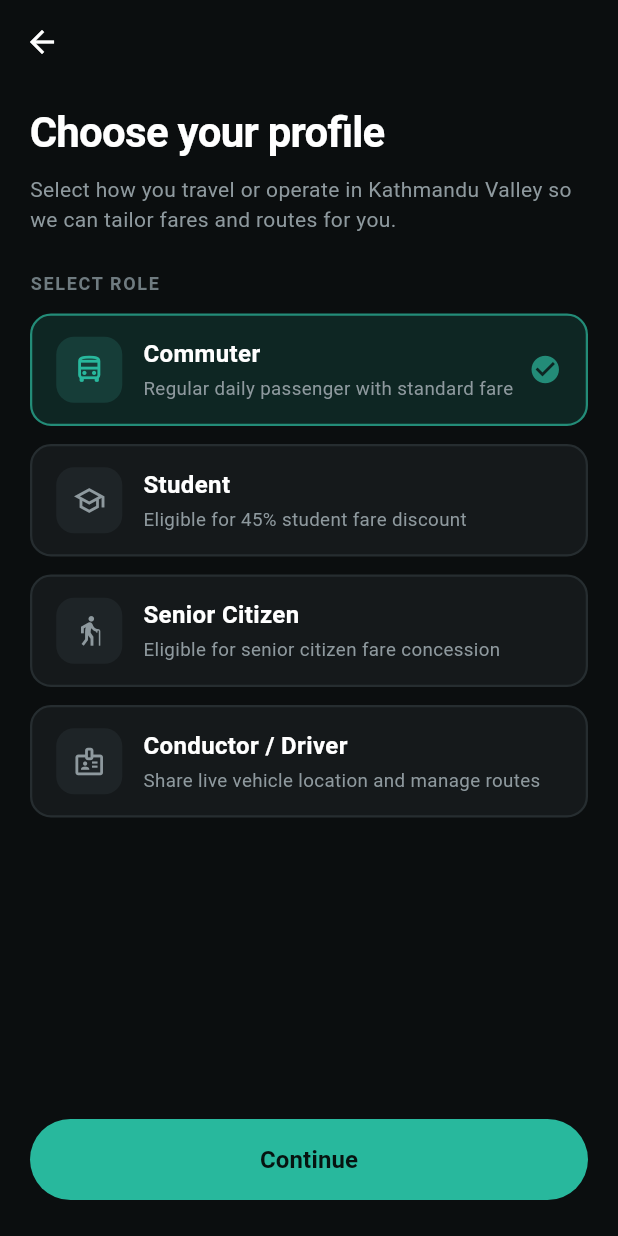
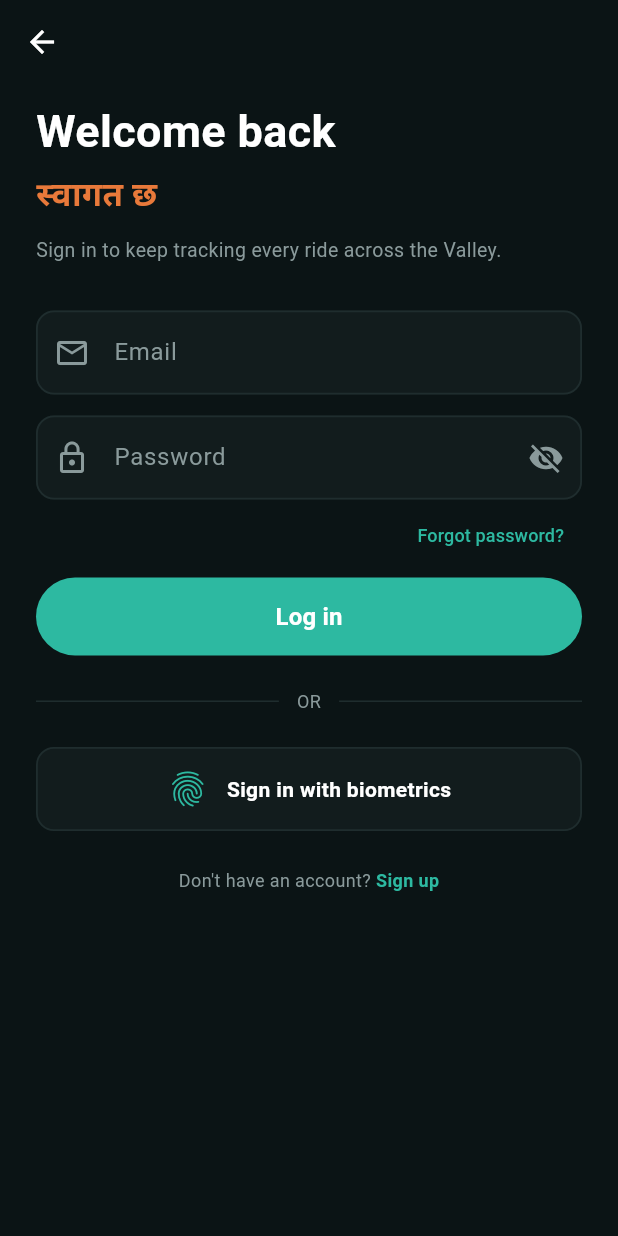
Before and after one commit to Samul2007/SajilYatra, a Flutter app: the RoleSelectScreen screen opened directly, after a tap on "Continue", on a phone screen of 412 x 824 dp. Run offline on Flutter 3.47's test engine with Material 3 defaults, Android fonts, the phone set to English and light mode, and no system bars.

Commit message:
added sign in page

```diff
--- a/lib/main.dart
+++ b/lib/main.dart
@@ -1,5 +1,8 @@
 import 'package:flutter/material.dart';
-import 'package:sajilyatra/view/authentication/language_select.dart';
+import 'view/authentication/language_select.dart';
+// To preview the other screens, swap the `home:` line below:
+// import 'view/authentication/role_select.dart';   -> RoleSelectScreen()
+// import 'view/authentication/login_screen.dart';  -> LoginScreen()
 
 void main() {
   runApp(const MyApp());
--- /dev/null
+++ b/lib/view/authentication/login_screen.dart
@@ -0,0 +1,196 @@
+import 'package:flutter/material.dart';
+
+class LoginScreen extends StatefulWidget {
+  const LoginScreen({super.key});
+
+  @override
+  State<LoginScreen> createState() => _LoginScreenState();
+}
+
+class _LoginScreenState extends State<LoginScreen> {
+  bool _obscure = true;
+
+  static const Color _bg = Color(0xFF0B1415);
+  static const Color _card = Color(0xFF121C1D);
+  static const Color _border = Color(0xFF1F2D2E);
+  static const Color _teal = Color(0xFF2DB9A1);
+  static const Color _orange = Color(0xFFE8793A);
+  static const Color _grey = Color(0xFF8A9A9B);
+
+  InputDecoration _fieldDecoration(String label, IconData icon, {Widget? suffix}) {
+    OutlineInputBorder border(Color c) => OutlineInputBorder(
+      borderRadius: BorderRadius.circular(12),
+      borderSide: BorderSide(color: c, width: 1.2),
+    );
+    return InputDecoration(
+      labelText: label,
+      labelStyle: const TextStyle(color: _grey),
+      prefixIcon: Icon(icon, color: _grey),
+      suffixIcon: suffix,
+      filled: true,
+      fillColor: _card,
+      enabledBorder: border(_border),
+      focusedBorder: border(_teal),
+    );
+  }
+
+  @override
+  Widget build(BuildContext context) {
+    return Scaffold(
+      backgroundColor: _bg,
+      appBar: AppBar(
+        backgroundColor: Colors.transparent,
+        elevation: 0,
+        iconTheme: const IconThemeData(color: Colors.white),
+      ),
+      body: SingleChildScrollView(
+        padding: const EdgeInsets.symmetric(horizontal: 24),
+        child: Column(
+          crossAxisAlignment: CrossAxisAlignment.start,
+          children: [
+            const SizedBox(height: 10),
+            const Text(
+              'Welcome back',
+              style: TextStyle(
+                color: Colors.white,
+                fontSize: 30,
+                fontWeight: FontWeight.bold,
+              ),
+            ),
+            const SizedBox(height: 4),
+            const Text(
+              'स्वागत छ',
+              style: TextStyle(
+                color: _orange,
+                fontSize: 22,
+                fontWeight: FontWeight.w600,
+              ),
+            ),
+            const SizedBox(height: 12),
+            const Text(
+              'Sign in to keep tracking every ride across the Valley.',
+              style: TextStyle(color: _grey, fontSize: 13, height: 1.4),
+            ),
+            const SizedBox(height: 32),
+            TextField(
+              keyboardType: TextInputType.emailAddress,
+              style: const TextStyle(color: Colors.white),
+              cursorColor: _teal,
+              decoration: _fieldDecoration('Email', Icons.email_outlined),
+            ),
+            const SizedBox(height: 14),
+            TextField(
+              obscureText: _obscure,
+              style: const TextStyle(color: Colors.white),
+              cursorColor: _teal,
+              decoration: _fieldDecoration(
+                'Password',
+                Icons.lock_outline,
+                suffix: IconButton(
+                  icon: Icon(
+                    _obscure ? Icons.visibility_off : Icons.visibility,
+                    color: _grey,
+                  ),
+                  onPressed: () => setState(() => _obscure = !_obscure),
+                ),
+              ),
+            ),
+            Align(
+              alignment: Alignment.centerRight,
+              child: TextButton(
+                onPressed: () {},
+                child: const Text(
+                  'Forgot password?',
+                  style: TextStyle(color: _teal, fontSize: 12),
+                ),
+              ),
+            ),
+            const SizedBox(height: 4),
+            SizedBox(
+              width: double.infinity,
+              height: 52,
+              child: ElevatedButton(
+                style: ElevatedButton.styleFrom(
+                  backgroundColor: _teal,
+                  foregroundColor: Colors.white,
+                  elevation: 0,
+                  shape: RoundedRectangleBorder(
+                    borderRadius: BorderRadius.circular(26),
+                  ),
+                ),
+                onPressed: () {},
+                child: const Text(
+                  'Log in',
+                  style: TextStyle(fontSize: 16, fontWeight: FontWeight.w600),
+                ),
+              ),
+            ),
+            const SizedBox(height: 22),
+            const Row(
+              children: [
+                Expanded(child: Divider(color: _border, thickness: 1, height: 1)),
+                Padding(
+                  padding: EdgeInsets.symmetric(horizontal: 12),
+                  child: Text('OR', style: TextStyle(color: _grey, fontSize: 12)),
+                ),
+                Expanded(child: Divider(color: _border, thickness: 1, height: 1)),
+              ],
+            ),
+            const SizedBox(height: 22),
+            InkWell(
+              borderRadius: BorderRadius.circular(12),
+              onTap: () {},
+              child: Container(
+                height: 56,
+                decoration: BoxDecoration(
+                  color: _card,
+                  borderRadius: BorderRadius.circular(12),
+                  border: Border.all(color: _border, width: 1.2),
+                ),
+                child: const Row(
+                  mainAxisAlignment: MainAxisAlignment.center,
+                  children: [
+                    Icon(Icons.fingerprint, color: _teal, size: 28),
+                    SizedBox(width: 12),
+                    Text(
+                      'Sign in with biometrics',
+                      style: TextStyle(
+                        color: Colors.white,
+                        fontSize: 14,
+                        fontWeight: FontWeight.w600,
+                      ),
+                    ),
+                  ],
+                ),
+              ),
+            ),
+            const SizedBox(height: 24),
+            Center(
+              child: Row(
+                mainAxisSize: MainAxisSize.min,
+                children: [
+                  const Text(
+                    "Don't have an account? ",
+                    style: TextStyle(color: _grey, fontSize: 12),
+                  ),
+                  GestureDetector(
+                    onTap: () {},
+                    child: const Text(
+                      'Sign up',
+                      style: TextStyle(
+                        color: _teal,
+                        fontSize: 12,
+                        fontWeight: FontWeight.w600,
+                      ),
+                    ),
+                  ),
+                ],
+              ),
+            ),
+            const SizedBox(height: 24),
+          ],
+        ),
+      ),
+    );
+  }
+}
--- a/lib/view/authentication/role_select.dart
+++ b/lib/view/authentication/role_select.dart
@@ -1,5 +1,6 @@
 import 'package:flutter/material.dart';
 import 'package:sajilyatra/view/authentication/widgets/role_card.dart';
+import 'package:sajilyatra/view/authentication/login_screen.dart';
 
 class RoleSelectScreen extends StatefulWidget {
   const RoleSelectScreen({super.key});
@@ -116,12 +117,18 @@ class _RoleSelectScreenState extends State<RoleSelectScreen> {
               const Spacer(),
 
               // Continue button
+              // Continue button
               SizedBox(
                 width: double.infinity,
                 height: 54,
                 child: ElevatedButton(
                   onPressed: () {
-                    // TODO: Navigate to registration / login with selectedRole
+                    Navigator.push(
+                      context,
+                      MaterialPageRoute(
+                        builder: (context) => const LoginScreen(),
+                      ),
+                    );
                   },
                   style: ElevatedButton.styleFrom(
                     backgroundColor: const Color(0xFF28B89D),
```
